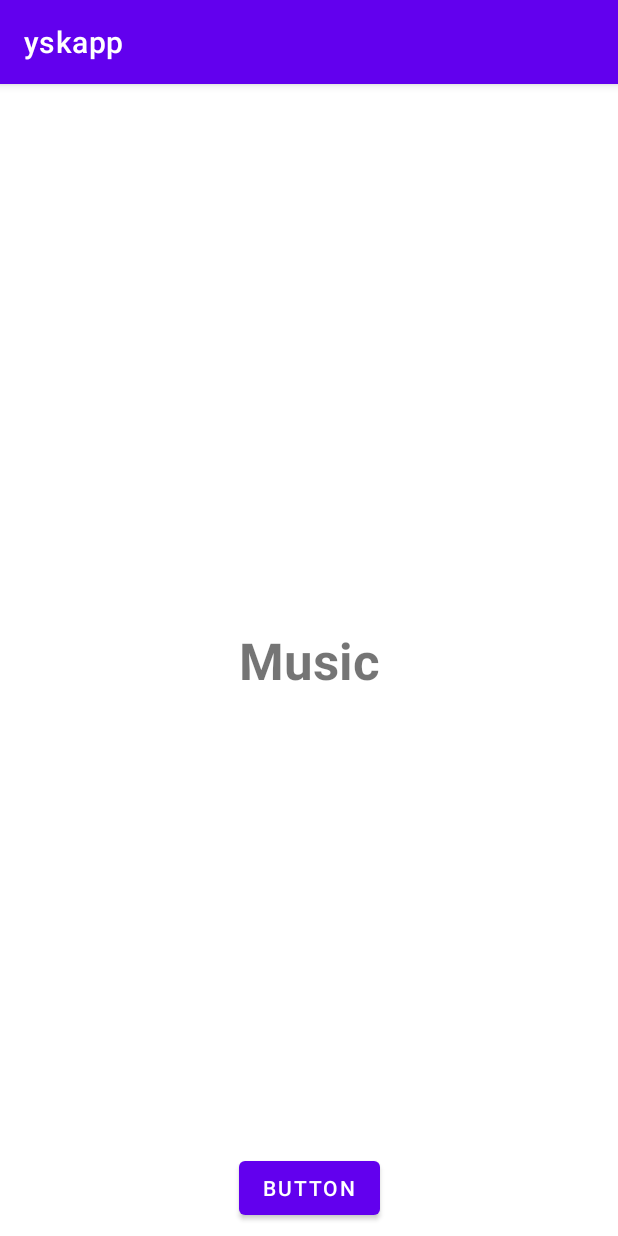
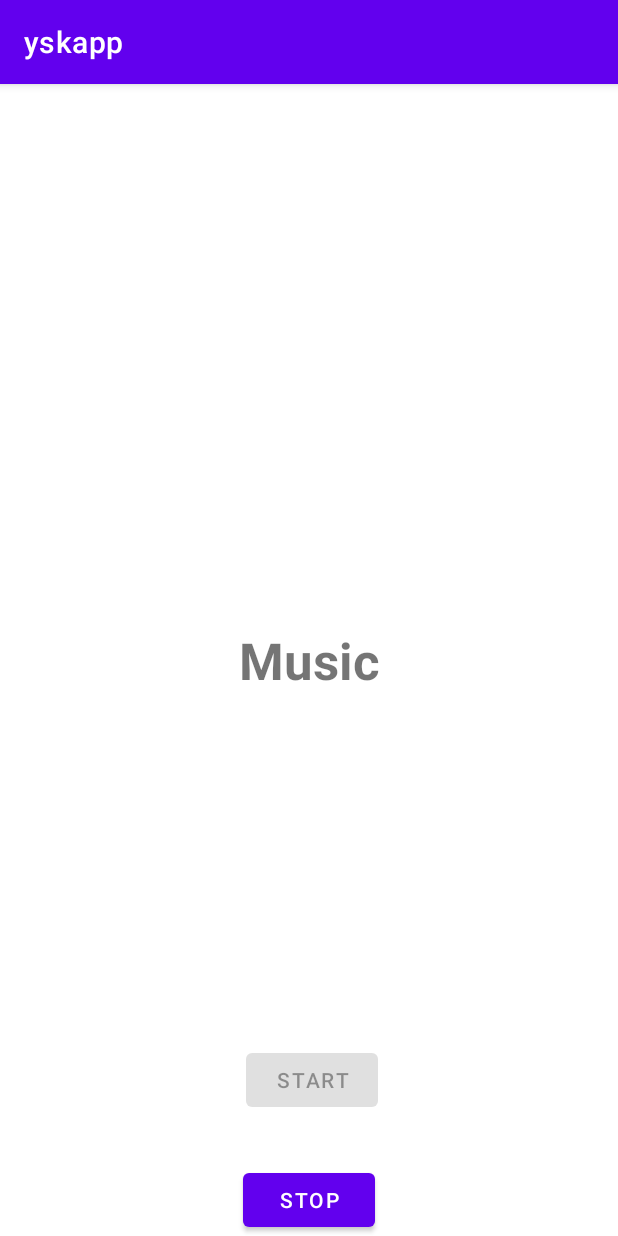
Before and after one commit to ysk423/yskapp, an Android app: the BackgroundMusicActivity screen opened directly, with no data from a screen before it, on a phone screen of 412 x 824 dp. Run offline under Robolectric (Android 15) with nearby library versions, the phone set to English and light mode, and no system bars.

Commit message:
can play music

```diff
--- a/app/src/main/java/com/ysk423/yskapp/BackgroundMusicActivity.kt
+++ b/app/src/main/java/com/ysk423/yskapp/BackgroundMusicActivity.kt
@@ -1,22 +1,65 @@
 package com.ysk423.yskapp
 
-import android.graphics.Color
+import android.media.MediaPlayer
 import androidx.appcompat.app.AppCompatActivity
 import android.os.Bundle
 import android.widget.Button
 import android.widget.TextView
 
 class BackgroundMusicActivity : AppCompatActivity() {
+
+    //MediaPlayerを用意
+    private lateinit var mp:MediaPlayer
+
     override fun onCreate(savedInstanceState: Bundle?) {
         super.onCreate(savedInstanceState)
         setContentView(R.layout.activity_background_music)
 
-        //viewを取得->ボタンを押したら文字を赤色
+        //viewを取得
         val tv: TextView = findViewById(R.id.tvBackgroundMusic)
-        val btn: Button = findViewById(R.id.btnBackgroundMusic)
+        val btnStart: Button = findViewById(R.id.btnBackgroundMusicStart)
+        val btnStop: Button = findViewById(R.id.btnBackgroundMusicStop)
 
-        btn.setOnClickListener {
-            tv.setTextColor(Color.RED)
+        //ボタン押した時の操作
+        btnStart.setOnClickListener {
+            tv.text = "Music"
+            mp.start()
+            btnStart.isEnabled = false
+            btnStop.isEnabled = true
         }
+
+        btnStop.setOnClickListener {
+            tv.text = "Music Stop"
+            mp.pause()
+            btnStart.isEnabled = true
+            btnStop.isEnabled = false
+        }
+
+        //MediaPlayerを再生
+        mp = MediaPlayer.create(this, R.raw.frog_piano)
+        mp.isLooping = true
+        mp.start()
+
+        //アクティビティ起動直後はStartボタンをDisableに
+        btnStart.isEnabled = false
     }
+
+    //再開
+    override fun onResume() {
+        super.onResume()
+        mp.start()
+    }
+
+    //一時停止
+    override fun onPause() {
+        super.onPause()
+        mp.pause()
+    }
+
+    override fun onDestroy() {
+        super.onDestroy()
+        mp.start()//終了、停止
+        mp.release()//リリース
+    }
+
 }
--- a/app/src/main/res/layout/activity_background_music.xml
+++ b/app/src/main/res/layout/activity_background_music.xml
@@ -19,11 +19,21 @@
         app:layout_constraintTop_toTopOf="parent" />
 
     <Button
-        android:id="@+id/btnBackgroundMusic"
+        android:id="@+id/btnBackgroundMusicStart"
         android:layout_width="wrap_content"
         android:layout_height="wrap_content"
-        android:layout_marginBottom="8dp"
-        android:text="Button"
+        android:layout_marginBottom="32dp"
+        android:text="START"
+        app:layout_constraintBottom_toTopOf="@+id/btnBackgroundMusicStop"
+        app:layout_constraintEnd_toEndOf="parent"
+        app:layout_constraintHorizontal_bias="0.507"
+        app:layout_constraintStart_toStartOf="parent" />
+
+    <Button
+        android:id="@+id/btnBackgroundMusicStop"
+        android:layout_width="wrap_content"
+        android:layout_height="wrap_content"
+        android:text="Stop"
         app:layout_constraintBottom_toBottomOf="parent"
         app:layout_constraintEnd_toEndOf="parent"
         app:layout_constraintStart_toStartOf="parent" />
```
Also changed, not shown: 1 other file.
